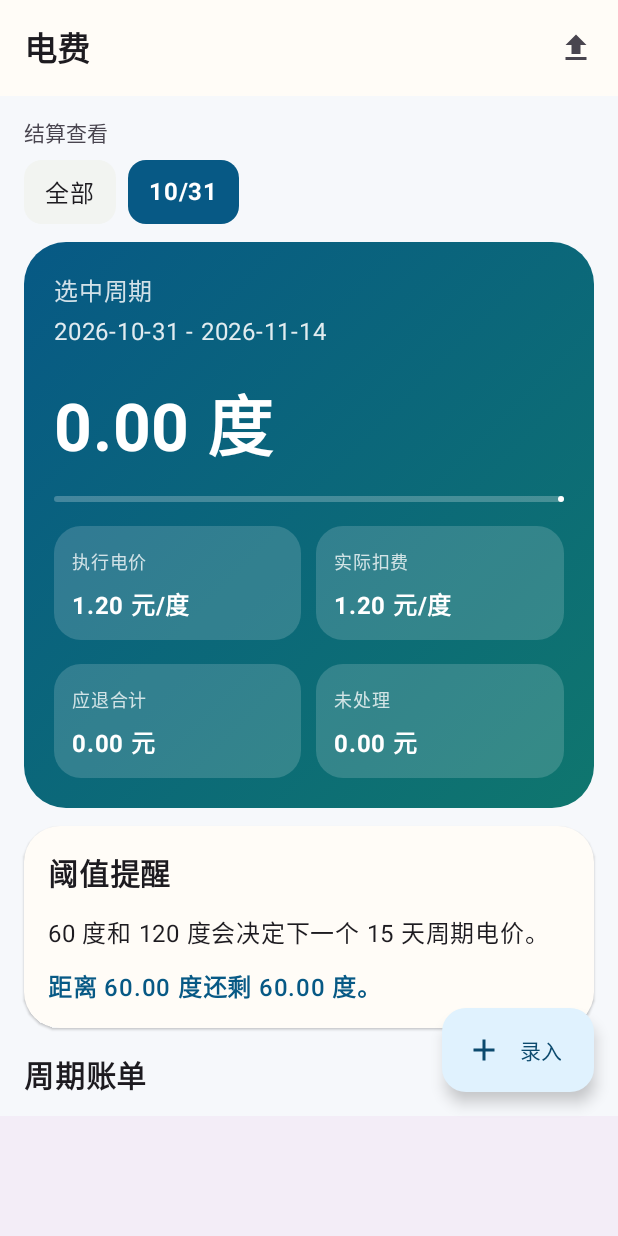
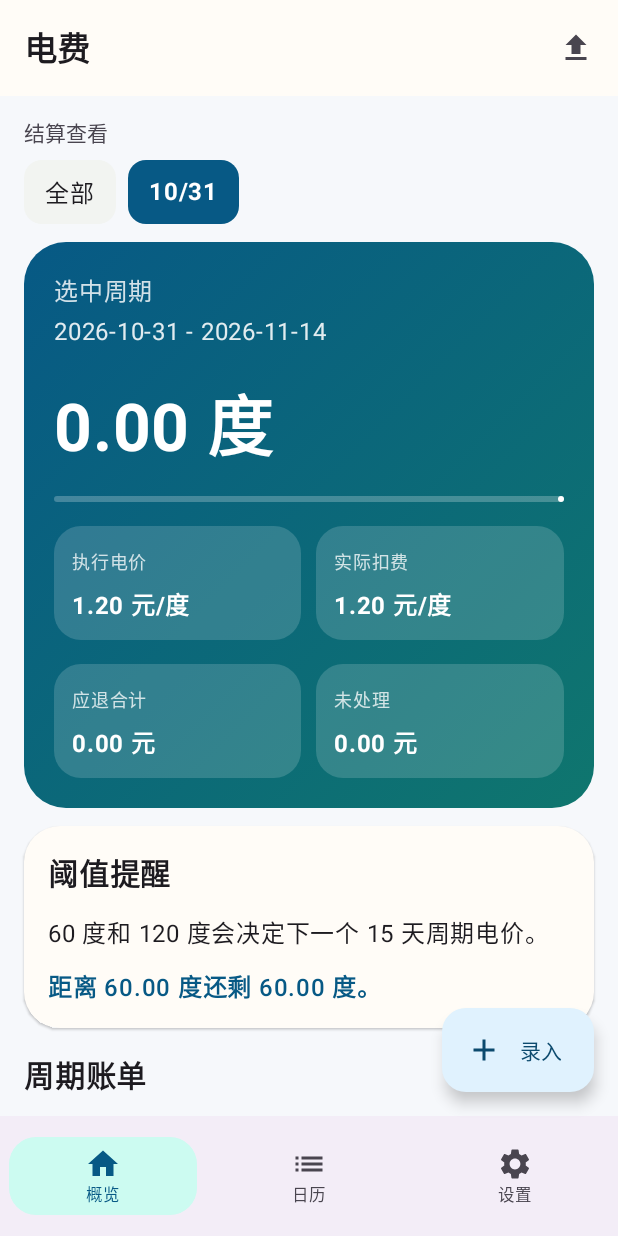
Before and after one commit to CharmingDaiDai/electricity, an Android app built with Jetpack Compose: the screen it shows after launch (MainActivity), on a phone screen of 412 x 824 dp. Run offline under Robolectric (Android 15) with nearby library versions, the phone set to English and light mode, and no system bars.

Commit message:
优化导航栏项布局，增强可点击性和视觉效果

```diff
--- a/app/src/main/java/com/example/electricity/MainActivity.kt
+++ b/app/src/main/java/com/example/electricity/MainActivity.kt
@@ -49,7 +49,6 @@ import androidx.compose.material3.IconButton
 import androidx.compose.material3.LinearProgressIndicator
 import androidx.compose.material3.MaterialTheme
 import androidx.compose.material3.NavigationBar
-import androidx.compose.material3.NavigationBarItem
 import androidx.compose.material3.OutlinedButton
 import androidx.compose.material3.OutlinedTextField
 import androidx.compose.material3.Scaffold
@@ -190,9 +189,11 @@ private fun ElectricityApp() {
         },
         bottomBar = {
             NavigationBar {
-                NavItem(screen == Screen.Home, { screen = Screen.Home }, Icons.Default.Home, "概览")
-                NavItem(screen == Screen.Records, { screen = Screen.Records }, Icons.Default.List, "日历")
-                NavItem(screen == Screen.Settings, { screen = Screen.Settings }, Icons.Default.Settings, "设置")
+                Row(Modifier.fillMaxWidth()) {
+                    NavItem(Modifier.weight(1f), screen == Screen.Home, { screen = Screen.Home }, Icons.Default.Home, "概览")
+                    NavItem(Modifier.weight(1f), screen == Screen.Records, { screen = Screen.Records }, Icons.Default.List, "日历")
+                    NavItem(Modifier.weight(1f), screen == Screen.Settings, { screen = Screen.Settings }, Icons.Default.Settings, "设置")
+                }
             }
         },
         floatingActionButton = {
@@ -322,13 +323,36 @@ private fun ElectricityApp() {
 }
 
 @Composable
-private fun NavItem(selected: Boolean, onClick: () -> Unit, icon: androidx.compose.ui.graphics.vector.ImageVector, label: String) {
-    androidx.compose.material3.NavigationBarItem(
-        selected = selected,
-        onClick = onClick,
-        icon = { Icon(icon, contentDescription = null) },
-        label = { Text(label) },
-    )
+private fun NavItem(
+    modifier: Modifier,
+    selected: Boolean,
+    onClick: () -> Unit,
+    icon: androidx.compose.ui.graphics.vector.ImageVector,
+    label: String,
+) {
+    Surface(
+        modifier = modifier
+            .padding(horizontal = 6.dp, vertical = 6.dp)
+            .clip(RoundedCornerShape(18.dp))
+            .clickable(onClick = onClick),
+        color = if (selected) MaterialTheme.colorScheme.secondaryContainer else Color.Transparent,
+    ) {
+        Column(
+            modifier = Modifier.padding(vertical = 6.dp),
+            horizontalAlignment = Alignment.CenterHorizontally,
+        ) {
+            Icon(
+                icon,
+                contentDescription = label,
+                tint = if (selected) MaterialTheme.colorScheme.primary else MaterialTheme.colorScheme.onSurfaceVariant,
+            )
+            Text(
+                label,
+                color = if (selected) MaterialTheme.colorScheme.primary else MaterialTheme.colorScheme.onSurfaceVariant,
+                style = MaterialTheme.typography.labelSmall,
+            )
+        }
+    }
 }
 
 @Composable
```
